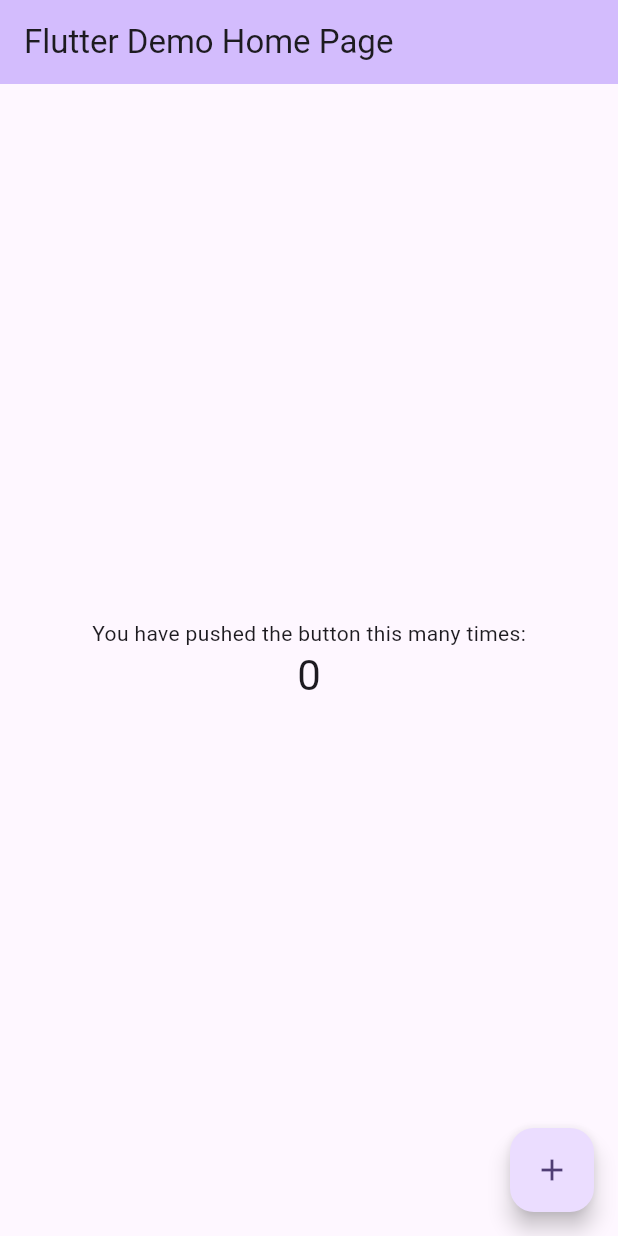
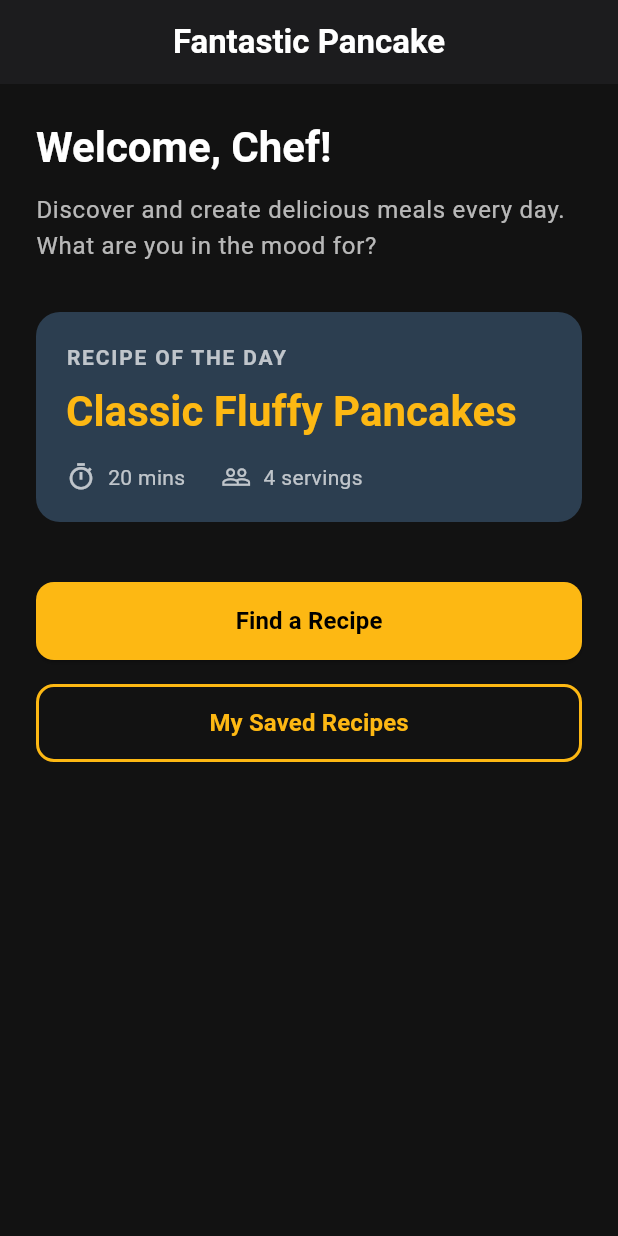
Before and after one commit to Pngtaq/fantastic-pancake, a Flutter app: the screen it shows after launch, on a phone screen of 412 x 824 dp. Run offline on Flutter 3.47's test engine with Material 3 defaults, Android fonts, the phone set to English and light mode, and no system bars.

Commit message:
feat: trying to redesign the homepage

```diff
--- a/lib/main.dart
+++ b/lib/main.dart
@@ -1,52 +1,63 @@
 import 'package:flutter/material.dart';
+import 'package:flutter/services.dart';
 
 void main() {
+  // Ensure Flutter is initialized before setting system UI styles
+  WidgetsFlutterBinding.ensureInitialized();
+
+  // Set the status bar style to be light to contrast with the dark app bar
+  SystemChrome.setSystemUIOverlayStyle(const SystemUiOverlayStyle(
+    statusBarBrightness: Brightness.dark,
+    statusBarIconBrightness: Brightness.light,
+  ));
+
   runApp(const MyApp());
 }
 
 class MyApp extends StatelessWidget {
   const MyApp({super.key});
 
-  // This widget is the root of your application.
   @override
   Widget build(BuildContext context) {
     return MaterialApp(
-      title: 'Flutter Demo',
+      debugShowCheckedModeBanner: false,
+      title: 'Fantastic Pancake',
       theme: ThemeData(
-        // This is the theme of your application.
-        //
-        // TRY THIS: Try running your application with "flutter run". You'll see
-        // the application has a purple toolbar. Then, without quitting the app,
-        // try changing the seedColor in the colorScheme below to Colors.green
-        // and then invoke "hot reload" (save your changes or press the "hot
-        // reload" button in a Flutter-supported IDE, or press "r" if you used
-        // the command line to start the app).
-        //
-        // Notice that the counter didn't reset back to zero; the application
-        // state is not lost during the reload. To reset the state, use hot
-        // restart instead.
-        //
-        // This works for code too, not just values: Most code changes can be
-        // tested with just a hot reload.
-        colorScheme: ColorScheme.fromSeed(seedColor: Colors.deepPurple),
+        brightness: Brightness.dark,
+        // Define a modern, professional color scheme
+        colorScheme: const ColorScheme.dark(
+          primary: Color(0xFFFDB813), // A warm, inviting yellow/gold
+          secondary: Color(0xFF2C3E50), // A deep, professional blue-gray
+          background: Color(0xFF1C1C1E), // A slightly off-black for depth
+          onPrimary: Colors.black, // Text color on primary buttons
+          onBackground: Colors.white, // Main text color
+        ),
+        // Define text styles for consistency
+        textTheme: const TextTheme(
+          headlineMedium: TextStyle(
+            fontWeight: FontWeight.bold,
+            fontSize: 28,
+            color: Colors.white,
+          ),
+          bodyLarge: TextStyle(
+            fontSize: 16,
+            height: 1.5, // Line spacing for readability
+            color: Colors.white70,
+          ),
+          labelLarge: TextStyle(
+            fontWeight: FontWeight.bold,
+            fontSize: 16,
+          ),
+        ),
+        useMaterial3: true,
       ),
-      home: const MyHomePage(title: 'Flutter Demo Home Page'),
+      home: const MyHomePage(title: 'Fantastic Pancake'),
     );
   }
 }
 
 class MyHomePage extends StatefulWidget {
   const MyHomePage({super.key, required this.title});
-
-  // This widget is the home page of your application. It is stateful, meaning
-  // that it has a State object (defined below) that contains fields that affect
-  // how it looks.
-
-  // This class is the configuration for the state. It holds the values (in this
-  // case the title) provided by the parent (in this case the App widget) and
-  // used by the build method of the State. Fields in a Widget subclass are
-  // always marked "final".
-
   final String title;
 
   @override
@@ -54,69 +65,119 @@
 }
 
 class _MyHomePageState extends State<MyHomePage> {
-  int _counter = 0;
-
-  void _incrementCounter() {
-    setState(() {
-      // This call to setState tells the Flutter framework that something has
-      // changed in this State, which causes it to rerun the build method below
-      // so that the display can reflect the updated values. If we changed
-      // _counter without calling setState(), then the build method would not be
-      // called again, and so nothing would appear to happen.
-      _counter++;
-    });
-  }
-
   @override
   Widget build(BuildContext context) {
-    // This method is rerun every time setState is called, for instance as done
-    // by the _incrementCounter method above.
-    //
-    // The Flutter framework has been optimized to make rerunning build methods
-    // fast, so that you can just rebuild anything that needs updating rather
-    // than having to individually change instances of widgets.
+    // Access theme data for consistent styling
+    final theme = Theme.of(context);
+
     return Scaffold(
       appBar: AppBar(
-        // TRY THIS: Try changing the color here to a specific color (to
-        // Colors.amber, perhaps?) and trigger a hot reload to see the AppBar
-        // change color while the other colors stay the same.
-        backgroundColor: Theme.of(context).colorScheme.inversePrimary,
-        // Here we take the value from the MyHomePage object that was created by
-        // the App.build method, and use it to set our appbar title.
-        title: Text(widget.title),
+        title: Text(
+          widget.title,
+          style: const TextStyle(fontWeight: FontWeight.bold),
+        ),
+        centerTitle: true,
+        backgroundColor: theme.colorScheme.background,
+        elevation: 0, // Remove shadow for a flatter, modern look
       ),
-      body: Center(
-        // Center is a layout widget. It takes a single child and positions it
-        // in the middle of the parent.
-        child: Column(
-          // Column is also a layout widget. It takes a list of children and
-          // arranges them vertically. By default, it sizes itself to fit its
-          // children horizontally, and tries to be as tall as its parent.
-          //
-          // Column has various properties to control how it sizes itself and
-          // how it positions its children. Here we use mainAxisAlignment to
-          // center the children vertically; the main axis here is the vertical
-          // axis because Columns are vertical (the cross axis would be
-          // horizontal).
-          //
-          // TRY THIS: Invoke "debug painting" (choose the "Toggle Debug Paint"
-          // action in the IDE, or press "p" in the console), to see the
-          // wireframe for each widget.
-          mainAxisAlignment: MainAxisAlignment.center,
-          children: <Widget>[
-            const Text('You have pushed the button this many times:'),
-            Text(
-              '$_counter',
-              style: Theme.of(context).textTheme.headlineMedium,
-            ),
-          ],
+      body: SingleChildScrollView(
+        child: Padding(
+          padding: const EdgeInsets.all(24.0),
+          child: Column(
+            crossAxisAlignment: CrossAxisAlignment.start,
+            children: [
+              // 1. A welcoming header
+              Text(
+                'Welcome, Chef!',
+                style: theme.textTheme.headlineMedium,
+              ),
+              const SizedBox(height: 12),
+              Text(
+                'Discover and create delicious meals every day. What are you in the mood for?',
+                style: theme.textTheme.bodyLarge,
+              ),
+              const SizedBox(height: 32),
+
+              // 2. An engaging "Card of the Day"
+              Container(
+                padding: const EdgeInsets.all(20.0),
+                decoration: BoxDecoration(
+                  color: theme.colorScheme.secondary,
+                  borderRadius: BorderRadius.circular(16.0),
+                ),
+                child: Column(
+                  crossAxisAlignment: CrossAxisAlignment.start,
+                  children: [
+                    const Text(
+                      'RECIPE OF THE DAY',
+                      style: TextStyle(
+                        color: Colors.white70,
+                        fontWeight: FontWeight.bold,
+                        letterSpacing: 1.2,
+                      ),
+                    ),
+                    const SizedBox(height: 8),
+                    Text(
+                      'Classic Fluffy Pancakes',
+                      style: theme.textTheme.headlineMedium?.copyWith(
+                        color: theme.colorScheme.primary,
+                      ),
+                    ),
+                    const SizedBox(height: 16),
+                    Row(
+                      children: const [
+                        Icon(Icons.timer_outlined, color: Colors.white70, size: 20),
+                        SizedBox(width: 8),
+                        Text('20 mins', style: TextStyle(color: Colors.white70)),
+                        SizedBox(width: 24),
+                        Icon(Icons.people_outline, color: Colors.white70, size: 20),
+                        SizedBox(width: 8),
+                        Text('4 servings', style: TextStyle(color: Colors.white70)),
+                      ],
+                    ),
+                  ],
+                ),
+              ),
+              const SizedBox(height: 40),
+
+              // 3. A clear Call to Action (CTA) Button
+              ElevatedButton(
+                style: ElevatedButton.styleFrom(
+                  backgroundColor: theme.colorScheme.primary,
+                  foregroundColor: theme.colorScheme.onPrimary,
+                  minimumSize: const Size(double.infinity, 52),
+                  shape: RoundedRectangleBorder(
+                    borderRadius: BorderRadius.circular(12),
+                  ),
+                  textStyle: theme.textTheme.labelLarge,
+                ),
+                onPressed: () {
+                  // TODO: Navigate to the recipe search page
+                },
+                child: const Text('Find a Recipe'),
+              ),
+              const SizedBox(height: 16),
+
+              // 4. A secondary action
+              OutlinedButton(
+                style: OutlinedButton.styleFrom(
+                  foregroundColor: theme.colorScheme.primary,
+                  minimumSize: const Size(double.infinity, 52),
+                  side: BorderSide(color: theme.colorScheme.primary, width: 2),
+                  shape: RoundedRectangleBorder(
+                    borderRadius: BorderRadius.circular(12),
+                  ),
+                  textStyle: theme.textTheme.labelLarge,
+                ),
+                onPressed: () {
+                  // TODO: Navigate to user's saved recipes
+                },
+                child: const Text('My Saved Recipes'),
+              ),
+            ],
+          ),
         ),
       ),
-      floatingActionButton: FloatingActionButton(
-        onPressed: _incrementCounter,
-        tooltip: 'Increment',
-        child: const Icon(Icons.add),
-      ), // This trailing comma makes auto-formatting nicer for build methods.
     );
   }
 }
```
